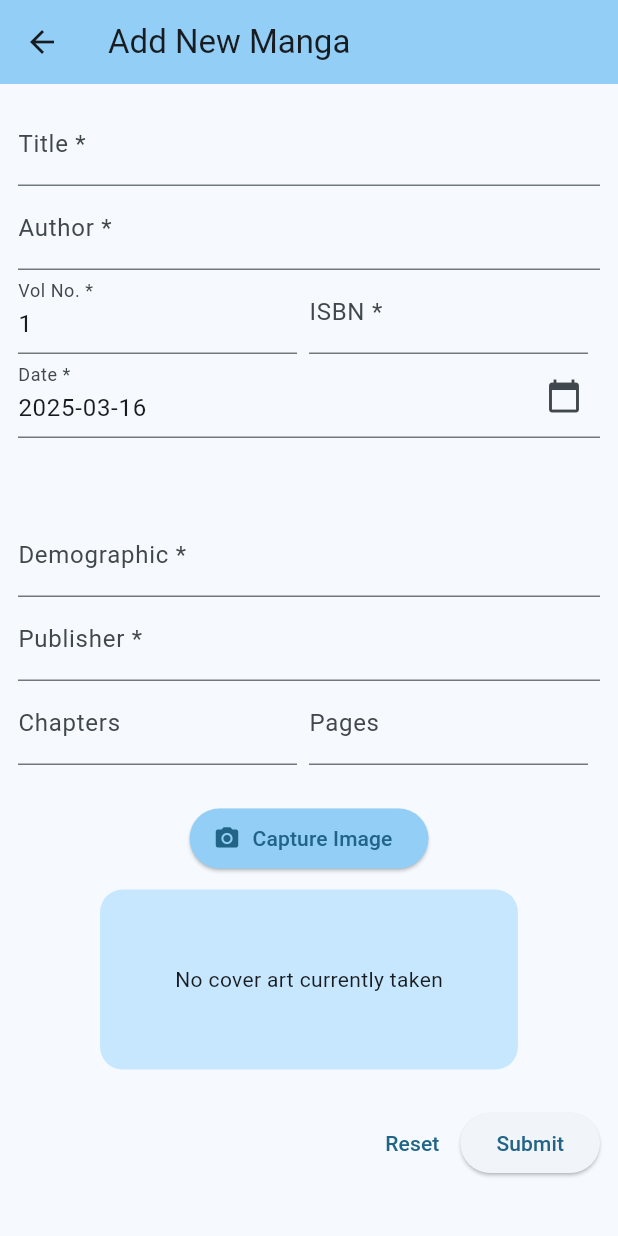
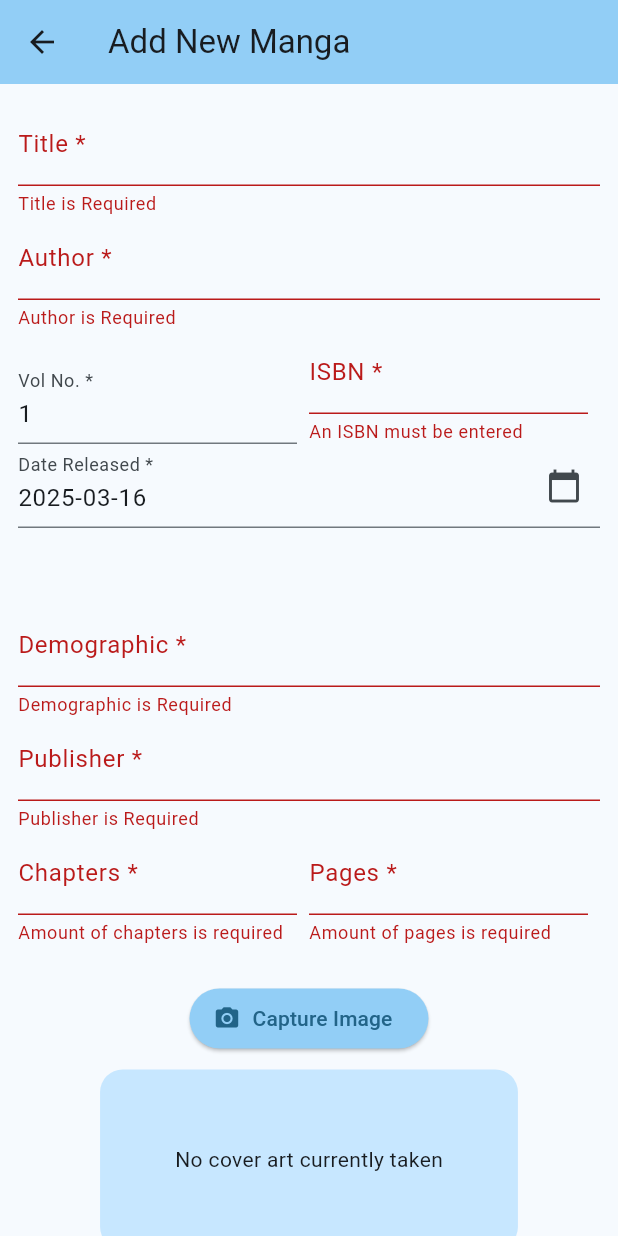
Before and after one commit to Abbentai/CrossPlatformDevAssignment, a Flutter app: the FormScreen screen opened directly, after a tap on "Submit", on a phone screen of 412 x 824 dp. Run offline on Flutter 3.47's test engine with Material 3 defaults, Android fonts, the phone set to English and light mode, and no system bars; drawn by our look-alikes of dynamic_color; our stand-ins replace firebase_core, firebase_database, firebase_storage, image_picker; accounts and stored records are empty; network calls fail.

Commit message:
- Implemented book submission and validation into the database - Implemented loading books from database in home screen - Added a refresh feature on scrolling down - Adjusted mangaCard to load images from Base64 strings

```diff
--- a/lib/main.dart
+++ b/lib/main.dart
@@ -2,8 +2,9 @@ import 'package:flutter/material.dart';
 import 'package:manga_tracking_app/views/home.dart';
 import 'package:dynamic_color/dynamic_color.dart';
 
+
 //Main Method
-void main() {
+void main() async{
   runApp(MainApp());
 }
 
--- a/lib/model/book.dart
+++ b/lib/model/book.dart
@@ -1,5 +1,3 @@
-import 'dart:ffi';
-
 class Book {
   const Book({
     required this.id,
@@ -17,14 +15,13 @@ class Book {
 
   final String id;
   final String title;
-  final Int volumeNum;
+  final int volumeNum;
   final String author;
-  final Int isbn;
+  final String isbn;
   final DateTime date;
   final String demographic;
   final String publisher;
-  final Int? chapters;
-  final Int? pages;
+  final int? chapters;
+  final int? pages;
   final String? image;
-
 }
--- a/lib/views/form.dart
+++ b/lib/views/form.dart
@@ -1,6 +1,12 @@
+import 'dart:convert';
 import 'dart:io';
+import 'package:firebase_core/firebase_core.dart';
+import 'package:firebase_storage/firebase_storage.dart';
+import 'package:firebase_database/firebase_database.dart';
 import 'package:flutter/material.dart';
 import 'package:image_picker/image_picker.dart';
+import 'package:http/http.dart' as http;
+import 'package:manga_tracking_app/model/book.dart';
 
 class FormScreen extends StatefulWidget {
   const FormScreen({super.key});
@@ -12,7 +18,10 @@ class FormScreen extends StatefulWidget {
 }
 
 class _NewBookState extends State<FormScreen> {
+  //Db reference and formKey for the state of the form
   final _formKey = GlobalKey<FormState>();
+
+  //vars for storing input
   var _title = '';
   var _volumeNum = 1;
   var _author = '';
@@ -20,22 +29,95 @@ class _NewBookState extends State<FormScreen> {
   var _date = DateTime.now();
   var _demographic = '';
   var _publisher = '';
-  var _chapters;
-  var _pages;
-  File? _image;
+  var _chapters = 1;
+  var _pages = 0;
+  var _image;
 
   var isSendingData = false;
 
   //Future method which brings up the camera functionality and saves it as a File
   Future _pickImageFromCamera() async {
-    final returnedImage =
-        await ImagePicker().pickImage(source: ImageSource.camera);
+    final returnedImage = await ImagePicker().pickImage(
+      source: ImageSource.camera,
+      imageQuality: 40,
+    );
 
     if (returnedImage == null) return;
 
     setState(() {
       _image = File(returnedImage.path);
     });
+  }
+
+  //Async method which
+  void _saveBook() async {
+    if (_formKey.currentState!.validate()) {
+      try {
+        _formKey.currentState!.save();
+
+        setState(() {
+          isSendingData = true;
+        });
+
+        // await Firebase.initializeApp();
+        String? base64Image = "test";
+        if (_image != null){
+          List<int> imageBytes = await _image!.readAsBytes();
+          base64Image = base64Encode(imageBytes);
+        } else {
+          base64Image = "";
+        }
+
+        final url = Uri.https(
+            "mangatrackercpdassignment-default-rtdb.europe-west1.firebasedatabase.app",
+            'book-list.json');
+
+        final response = await http.post(url,
+            headers: {'Content-Type': 'application/json'},
+            body: json.encode({
+              'title': _title,
+              'volumeNum': _volumeNum,
+              'author': _author,
+              'isbn': _isbn,
+              'date': _date.toIso8601String(),
+              'demographic': _demographic,
+              'publisher': _publisher,
+              'chapters': _chapters,
+              'pages': _pages,
+              'image': base64Image,
+            }));
+
+        print(response.statusCode);
+        print(response.body);
+
+        Map<String, dynamic> responseData = json.decode(response.body);
+
+        if ((!context.mounted)) {
+          return;
+        }
+
+        Navigator.of(context).pop(Book(
+            id: 'testidfk${DateTime.now()}',
+            title: _title,
+            volumeNum: _volumeNum,
+            author: _author,
+            isbn: _isbn,
+            date: _date,
+            demographic: _demographic,
+            publisher: _publisher,
+            chapters: _chapters,
+            pages: _pages,
+            image: base64Image));
+      } catch (e) {
+        setState(() {
+          isSendingData = false;
+        });
+        print("Error uploading book: $e");
+        // ScaffoldMessenger.of(context).showSnackBar(
+        //   SnackBar(content: Text("Error uploading book: $e")),
+        // );
+      }
+    }
   }
 
   @override
@@ -135,7 +217,7 @@ class _NewBookState extends State<FormScreen> {
                                       int.tryParse(value) == null ||
                                       int.tryParse(value)! <= 0) {
                                     return 'An ISBN must be entered';
-                                  } else if (value.length != 10 ||
+                                  } else if (value.length != 10 &&
                                       value.length != 13) {
                                     return 'An ISBN must be 10 or 13 digits long';
                                   }
@@ -143,7 +225,7 @@ class _NewBookState extends State<FormScreen> {
                                   return null;
                                 },
                                 onSaved: (value) {
-                                  _isbn = int.parse(value!);
+                                  _isbn = value!;
                                 },
                               ),
                             ),
@@ -161,7 +243,7 @@ class _NewBookState extends State<FormScreen> {
                                 : '',
                           ),
                           decoration: const InputDecoration(
-                            labelText: 'Date *',
+                            labelText: 'Date Released *',
                             suffixIcon: Icon(Icons.calendar_today),
                           ),
                           onTap: () async {
@@ -218,7 +300,6 @@ class _NewBookState extends State<FormScreen> {
                             _publisher = value!;
                           },
                         ),
-
                         Row(
                           crossAxisAlignment: CrossAxisAlignment.end,
                           children: [
@@ -227,8 +308,16 @@ class _NewBookState extends State<FormScreen> {
                               child: TextFormField(
                                 keyboardType: TextInputType.number,
                                 decoration: const InputDecoration(
-                                  label: Text('Chapters'),
+                                  label: Text('Chapters *'),
                                 ),
+                                validator: (value) {
+                                  if (value == null ||
+                                      value.isEmpty ||
+                                      int.tryParse(value) == null) {
+                                    return 'Amount of chapters is required';
+                                  }
+                                  return null;
+                                },
                                 onSaved: (value) {
                                   _chapters = int.parse(value!);
                                 },
@@ -241,8 +330,16 @@ class _NewBookState extends State<FormScreen> {
                               child: TextFormField(
                                 keyboardType: TextInputType.number,
                                 decoration: const InputDecoration(
-                                  label: Text('Pages'),
+                                  label: Text('Pages *'),
                                 ),
+                                validator: (value) {
+                                  if (value == null ||
+                                      value.isEmpty ||
+                                      int.tryParse(value) == null) {
+                                    return 'Amount of pages is required';
+                                  }
+                                  return null;
+                                },
                                 onSaved: (value) {
                                   _pages = int.parse(value!);
                                 },
@@ -305,7 +402,7 @@ class _NewBookState extends State<FormScreen> {
                                 },
                                 child: const Text('Reset')),
                             ElevatedButton(
-                                onPressed: () {},
+                                onPressed: _saveBook,
                                 child: isSendingData
                                     ? const SizedBox(
                                         width: 16,
--- a/lib/views/viewbook.dart
+++ b/lib/views/viewbook.dart
@@ -1,6 +1,8 @@
 import 'package:flutter/material.dart';
 
 class Viewbook extends StatelessWidget {
+  const Viewbook({super.key});
+
   @override
   Widget build(BuildContext context) {
     return Scaffold(
--- a/pubspec.yaml
+++ b/pubspec.yaml
@@ -11,6 +11,9 @@ dependencies:
     sdk: flutter
   dynamic_color: ^1.7.0
   image_picker: ^1.1.2
+  firebase_core: ^3.12.1
+  firebase_database: ^11.3.4
+  firebase_storage: ^12.4.4
 
 dev_dependencies:
   flutter_test:
```
Also changed, not shown: lib/views/home.dart (+92 -44 lines), lib/widgets/manga_card.dart (+44 -15 lines), firebase.json (added), pubspec.lock, 6 other files.
